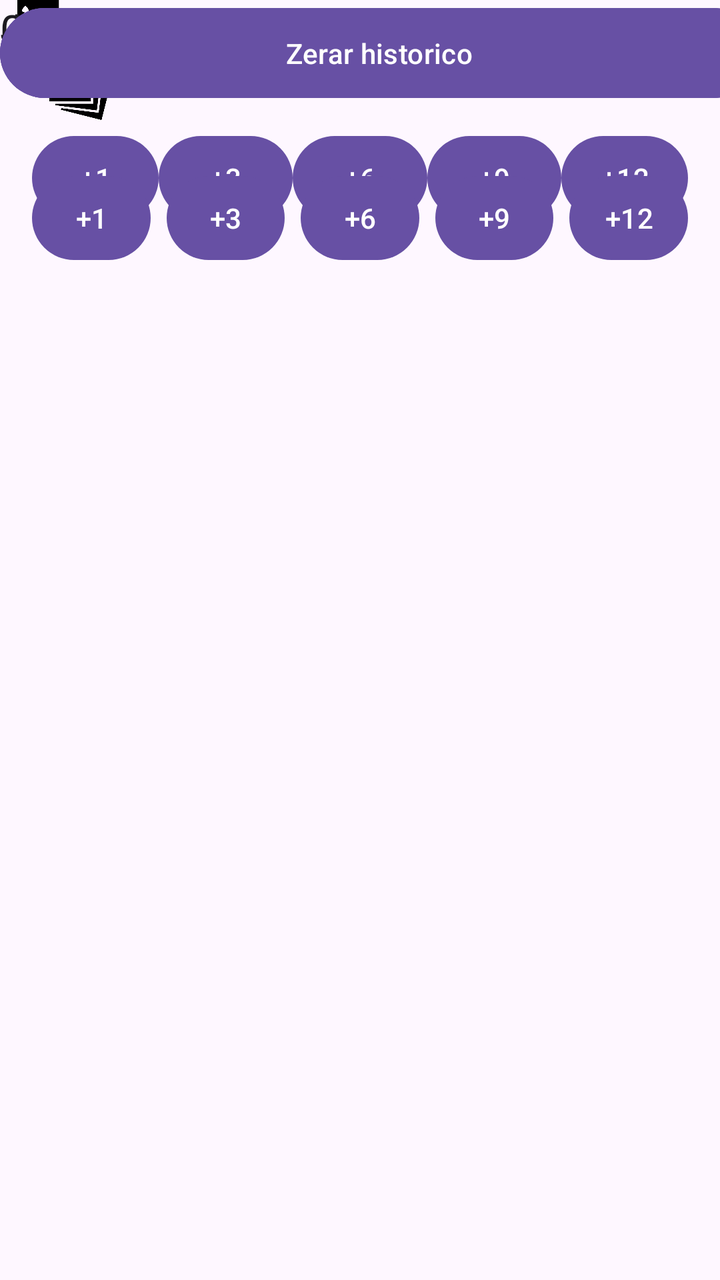
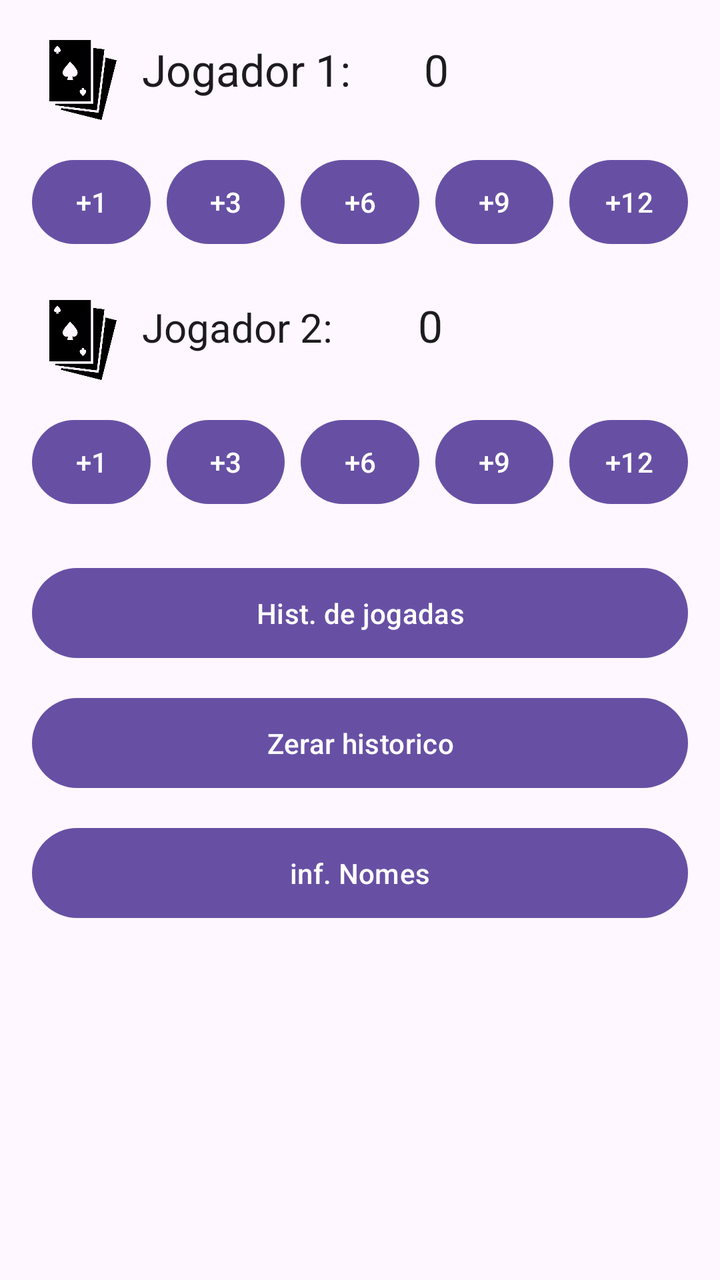

Before-and-after screenshots of an Android layout around one commit, followed by the original layout XML and the change that was made.
<!-- AndroidManifest.xml: application theme Theme.CatMarker -->
<!-- res/layout/activity_main.xml -->
<?xml version="1.0" encoding="utf-8"?>
<androidx.constraintlayout.widget.ConstraintLayout xmlns:android="http://schemas.android.com/apk/res/android"
    xmlns:app="http://schemas.android.com/apk/res-auto"
    xmlns:tools="http://schemas.android.com/tools"
    android:id="@+id/tvNomeJogadorUm"
    android:layout_width="match_parent"
    android:layout_height="match_parent"
    tools:context=".MainActivity">

    <Button
        android:id="@+id/btSeisPontos2"
        android:layout_width="0dp"
        android:layout_height="50dp"
        android:layout_marginStart="4dp"
        android:layout_marginTop="24dp"
        android:layout_marginEnd="4dp"
        android:maxLines="1"
        android:minWidth="0dp"
        android:paddingStart="2dp"
        android:paddingEnd="2dp"
        android:text="+6"
        app:layout_constraintEnd_toStartOf="@+id/btNovePontos"
        app:layout_constraintHorizontal_bias="0.0"
        app:layout_constraintStart_toEndOf="@+id/btTresPontos"
        app:layout_constraintTop_toBottomOf="@+id/ic_jogadorDois" />

    <Button
        android:id="@+id/btDozePontos2"
        android:layout_width="0dp"
        android:layout_height="50dp"
        android:layout_marginStart="4dp"
        android:layout_marginTop="24dp"
        android:layout_marginEnd="16dp"
        android:maxLines="1"
        android:minWidth="0dp"
        android:paddingStart="2dp"
        android:paddingEnd="2dp"
        android:text="+12"
        app:layout_constraintEnd_toEndOf="parent"
        app:layout_constraintHorizontal_bias="1.0"
        app:layout_constraintStart_toEndOf="@+id/btNovePontos"
        app:layout_constraintTop_toBottomOf="@+id/ic_jogadorDois" />

    <Button
        android:id="@+id/btNovePontos2"
        android:layout_width="0dp"
        android:layout_height="50dp"
        android:layout_marginStart="4dp"
        android:layout_marginTop="24dp"
        android:layout_marginEnd="4dp"
        android:maxLines="1"
        android:minWidth="0dp"
        android:paddingStart="2dp"
        android:paddingEnd="2dp"
        android:text="+9"
        app:layout_constraintEnd_toStartOf="@+id/btDozePontos"
        app:layout_constraintHorizontal_bias="0.0"
        app:layout_constraintStart_toEndOf="@+id/btSeisPontos"
        app:layout_constraintTop_toBottomOf="@+id/ic_jogadorDois" />

    <Button
        android:id="@+id/btUmPonto2"
        android:layout_width="0dp"
        android:layout_height="50dp"
        android:layout_marginStart="16dp"
        android:layout_marginTop="24dp"
        android:layout_marginEnd="4dp"
        android:maxLines="1"
        android:minWidth="0dp"
        android:paddingStart="2dp"
        android:paddingEnd="2dp"
        android:text="+1"
        app:layout_constraintEnd_toStartOf="@+id/btTresPontos"
        app:layout_constraintHorizontal_bias="0.0"
        app:layout_constraintHorizontal_chainStyle="spread"
        app:layout_constraintStart_toStartOf="parent"
        app:layout_constraintTop_toBottomOf="@+id/ic_jogadorDois" />

    <Button
        android:id="@+id/btTresPontos2"
        android:layout_width="0dp"
        android:layout_height="50dp"
        android:layout_marginStart="4dp"
        android:layout_marginTop="24dp"
        android:layout_marginEnd="4dp"
        android:maxLines="1"
        android:minWidth="0dp"
        android:paddingStart="2dp"
        android:paddingEnd="2dp"
        android:text="+3"
        app:layout_constraintEnd_toStartOf="@+id/btSeisPontos"
        app:layout_constraintHorizontal_bias="0.333"
        app:layout_constraintStart_toEndOf="@+id/btUmPonto"
        app:layout_constraintTop_toBottomOf="@+id/ic_jogadorDois" />

    <ImageView
        android:id="@+id/ic_jogadorUm"
        android:layout_width="51dp"
        android:layout_height="40dp"
        android:layout_marginStart="16dp"
        android:layout_marginTop="20dp"
        android:contentDescription="Logo jogador 1"
        app:layout_constraintStart_toStartOf="parent"
        app:layout_constraintTop_toTopOf="parent"
        app:srcCompat="@drawable/ic_jogadorum" />

    <TextView
        android:id="@+id/tvPontosJogador1"
        android:layout_width="32dp"
        android:layout_height="40dp"
        android:layout_marginStart="4dp"
        android:text="0"
        android:textAppearance="@style/TextAppearance.AppCompat.Large"
        app:layout_constraintStart_toEndOf="@+id/textView"
        tools:layout_editor_absoluteY="20dp" />

    <TextView
        android:id="@+id/textView"
        android:layout_width="137dp"
        android:layout_height="40dp"
        android:layout_marginStart="4dp"
        android:layout_marginTop="20dp"
        android:text="Jogador 1:"
        android:textAppearance="@style/TextAppearance.AppCompat.Large"
        app:layout_constraintStart_toEndOf="@+id/ic_jogadorUm"
        app:layout_constraintTop_toTopOf="parent" />

    <Button
        android:id="@+id/btUmPonto"
        android:layout_width="0dp"
        android:layout_height="50dp"
        android:layout_marginStart="16dp"
        android:layout_marginTop="24dp"
        android:layout_marginEnd="4dp"
        android:minWidth="0dp"
        android:paddingStart="2dp"
        android:paddingEnd="2dp"
        android:maxLines="1"
        android:text="+1"
        app:layout_constraintEnd_toStartOf="@+id/btTresPontos"
        app:layout_constraintHorizontal_chainStyle="spread"
        app:layout_constraintStart_toStartOf="parent"
        app:layout_constraintTop_toBottomOf="@+id/ic_jogadorUm" />

    <Button
        android:id="@+id/btTresPontos"
        android:layout_width="0dp"
        android:layout_height="50dp"
        android:layout_marginStart="4dp"
        android:layout_marginTop="24dp"
        android:layout_marginEnd="4dp"
        android:minWidth="0dp"
        android:paddingStart="2dp"
        android:paddingEnd="2dp"
        android:maxLines="1"
        android:text="+3"
        app:layout_constraintEnd_toStartOf="@+id/btSeisPontos"
        app:layout_constraintStart_toEndOf="@+id/btUmPonto"
        app:layout_constraintTop_toBottomOf="@+id/ic_jogadorUm" />

    <Button
        android:id="@+id/btSeisPontos"
        android:layout_width="0dp"
        android:layout_height="50dp"
        android:layout_marginStart="4dp"
        android:layout_marginTop="24dp"
        android:layout_marginEnd="4dp"
        android:minWidth="0dp"
        android:paddingStart="2dp"
        android:paddingEnd="2dp"
        android:maxLines="1"
        android:text="+6"
        app:layout_constraintEnd_toStartOf="@+id/btNovePontos"
        app:layout_constraintStart_toEndOf="@+id/btTresPontos"
        app:layout_constraintTop_toBottomOf="@+id/ic_jogadorUm" />

    <Button
        android:id="@+id/btNovePontos"
        android:layout_width="0dp"
        android:layout_height="50dp"
        android:layout_marginStart="4dp"
        android:layout_marginTop="24dp"
        android:layout_marginEnd="4dp"
        android:minWidth="0dp"
        android:paddingStart="2dp"
        android:paddingEnd="2dp"
        android:maxLines="1"
        android:text="+9"
        app:layout_constraintEnd_toStartOf="@+id/btDozePontos"
        app:layout_constraintStart_toEndOf="@+id/btSeisPontos"
        app:layout_constraintTop_toBottomOf="@+id/ic_jogadorUm" />

    <Button
        android:id="@+id/btDozePontos"
        android:layout_width="0dp"
        android:layout_height="50dp"
        android:layout_marginStart="4dp"
        android:layout_marginTop="24dp"
        android:layout_marginEnd="16dp"
        android:minWidth="0dp"
        android:paddingStart="2dp"
        android:paddingEnd="2dp"
        android:maxLines="1"
        android:text="+12"
        app:layout_constraintEnd_toEndOf="parent"
        app:layout_constraintStart_toEndOf="@+id/btNovePontos"
        app:layout_constraintTop_toBottomOf="@+id/ic_jogadorUm" />

    <ImageView
        android:id="@+id/ic_jogadorDois"
        android:layout_width="51dp"
        android:layout_height="40dp"
        app:srcCompat="@drawable/ic_jogadorum"
        tools:layout_editor_absoluteX="16dp"
        tools:layout_editor_absoluteY="168dp" />

    <TextView
        android:id="@+id/tvJogadorDois"
        android:layout_width="134dp"
        android:layout_height="40dp"
        android:text="Jogador 2:"
        android:textAppearance="@style/TextAppearance.AppCompat.Large"
        android:textSize="20sp"
        tools:layout_editor_absoluteX="69dp"
        tools:layout_editor_absoluteY="168dp" />

    <TextView
        android:id="@+id/tvPontosJogador2"
        android:layout_width="32dp"
        android:layout_height="40dp"
        android:text="0"
        android:textAppearance="@style/TextAppearance.AppCompat.Large"
        tools:layout_editor_absoluteX="208dp"
        tools:layout_editor_absoluteY="168dp" />

    <Button
        android:id="@+id/btJogadas"
        android:layout_width="379dp"
        android:layout_height="53dp"
        android:text="Hist. de jogadas"
        tools:layout_editor_absoluteX="16dp"
        tools:layout_editor_absoluteY="351dp" />

    <Button
        android:id="@+id/btZerarHistorico"
        android:layout_width="379dp"
        android:layout_height="53dp"
        android:text="inf. Nomes"
        tools:layout_editor_absoluteX="16dp"
        tools:layout_editor_absoluteY="501dp" />

    <Button
        android:id="@+id/btZerarHistorico2"
        android:layout_width="379dp"
        android:layout_height="53dp"
        android:text="Zerar historico"
        tools:layout_editor_absoluteX="16dp"
        tools:layout_editor_absoluteY="423dp" />


</androidx.constraintlayout.widget.ConstraintLayout>
<!-- resources referenced by this layout -->
<resources>
  <!-- drawable ic_jogadorum: png bitmap (drawable, 12488 bytes) -->
  <style name="Theme.CatMarker" parent="Base.Theme.CatMarker" />
  <style name="Base.Theme.CatMarker" parent="Theme.Material3.DayNight.NoActionBar">
          
          
      </style>
</resources>

<!-- the commit's change to res/layout/activity_main.xml (unified diff, before → after) -->
@@ -7,92 +7,6 @@
     android:layout_height="match_parent"
     tools:context=".MainActivity">
 
-    <Button
-        android:id="@+id/btSeisPontos2"
-        android:layout_width="0dp"
-        android:layout_height="50dp"
-        android:layout_marginStart="4dp"
-        android:layout_marginTop="24dp"
-        android:layout_marginEnd="4dp"
-        android:maxLines="1"
-        android:minWidth="0dp"
-        android:paddingStart="2dp"
-        android:paddingEnd="2dp"
-        android:text="+6"
-        app:layout_constraintEnd_toStartOf="@+id/btNovePontos"
-        app:layout_constraintHorizontal_bias="0.0"
-        app:layout_constraintStart_toEndOf="@+id/btTresPontos"
-        app:layout_constraintTop_toBottomOf="@+id/ic_jogadorDois" />
-
-    <Button
-        android:id="@+id/btDozePontos2"
-        android:layout_width="0dp"
-        android:layout_height="50dp"
-        android:layout_marginStart="4dp"
-        android:layout_marginTop="24dp"
-        android:layout_marginEnd="16dp"
-        android:maxLines="1"
-        android:minWidth="0dp"
-        android:paddingStart="2dp"
-        android:paddingEnd="2dp"
-        android:text="+12"
-        app:layout_constraintEnd_toEndOf="parent"
-        app:layout_constraintHorizontal_bias="1.0"
-        app:layout_constraintStart_toEndOf="@+id/btNovePontos"
-        app:layout_constraintTop_toBottomOf="@+id/ic_jogadorDois" />
-
-    <Button
-        android:id="@+id/btNovePontos2"
-        android:layout_width="0dp"
-        android:layout_height="50dp"
-        android:layout_marginStart="4dp"
-        android:layout_marginTop="24dp"
-        android:layout_marginEnd="4dp"
-        android:maxLines="1"
-        android:minWidth="0dp"
-        android:paddingStart="2dp"
-        android:paddingEnd="2dp"
-        android:text="+9"
-        app:layout_constraintEnd_toStartOf="@+id/btDozePontos"
-        app:layout_constraintHorizontal_bias="0.0"
-        app:layout_constraintStart_toEndOf="@+id/btSeisPontos"
-        app:layout_constraintTop_toBottomOf="@+id/ic_jogadorDois" />
-
-    <Button
-        android:id="@+id/btUmPonto2"
-        android:layout_width="0dp"
-        android:layout_height="50dp"
-        android:layout_marginStart="16dp"
-        android:layout_marginTop="24dp"
-        android:layout_marginEnd="4dp"
-        android:maxLines="1"
-        android:minWidth="0dp"
-        android:paddingStart="2dp"
-        android:paddingEnd="2dp"
-        android:text="+1"
-        app:layout_constraintEnd_toStartOf="@+id/btTresPontos"
-        app:layout_constraintHorizontal_bias="0.0"
-        app:layout_constraintHorizontal_chainStyle="spread"
-        app:layout_constraintStart_toStartOf="parent"
-        app:layout_constraintTop_toBottomOf="@+id/ic_jogadorDois" />
-
-    <Button
-        android:id="@+id/btTresPontos2"
-        android:layout_width="0dp"
-        android:layout_height="50dp"
-        android:layout_marginStart="4dp"
-        android:layout_marginTop="24dp"
-        android:layout_marginEnd="4dp"
-        android:maxLines="1"
-        android:minWidth="0dp"
-        android:paddingStart="2dp"
-        android:paddingEnd="2dp"
-        android:text="+3"
-        app:layout_constraintEnd_toStartOf="@+id/btSeisPontos"
-        app:layout_constraintHorizontal_bias="0.333"
-        app:layout_constraintStart_toEndOf="@+id/btUmPonto"
-        app:layout_constraintTop_toBottomOf="@+id/ic_jogadorDois" />
-
     <ImageView
         android:id="@+id/ic_jogadorUm"
         android:layout_width="51dp"
@@ -105,37 +19,37 @@
         app:srcCompat="@drawable/ic_jogadorum" />
 
     <TextView
+        android:id="@+id/textView"
+        android:layout_width="137dp"
+        android:layout_height="40dp"
+        android:layout_marginStart="4dp"
+        android:layout_marginTop="20dp"
+        android:text="Jogador 1:"
+        android:textAppearance="@style/TextAppearance.AppCompat.Large"
+        app:layout_constraintStart_toEndOf="@+id/ic_jogadorUm"
+        app:layout_constraintTop_toTopOf="parent" />
+
+    <TextView
         android:id="@+id/tvPontosJogador1"
         android:layout_width="32dp"
         android:layout_height="40dp"
         android:layout_marginStart="4dp"
         android:text="0"
         android:textAppearance="@style/TextAppearance.AppCompat.Large"
-        app:layout_constraintStart_toEndOf="@+id/textView"
-        tools:layout_editor_absoluteY="20dp" />
-
-    <TextView
-        android:id="@+id/textView"
-        android:layout_width="137dp"
-        android:layout_height="40dp"
-        android:layout_marginStart="4dp"
-        android:layout_marginTop="20dp"
-        android:text="Jogador 1:"
-        android:textAppearance="@style/TextAppearance.AppCompat.Large"
-        app:layout_constraintStart_toEndOf="@+id/ic_jogadorUm"
-        app:layout_constraintTop_toTopOf="parent" />
+        app:layout_constraintBaseline_toBaselineOf="@+id/textView"
+        app:layout_constraintStart_toEndOf="@+id/textView" />
 
     <Button
         android:id="@+id/btUmPonto"
         android:layout_width="0dp"
         android:layout_height="50dp"
         android:layout_marginStart="16dp"
-        android:layout_marginTop="24dp"
-        android:layout_marginEnd="4dp"
-        android:minWidth="0dp"
-        android:paddingStart="2dp"
-        android:paddingEnd="2dp"
-        android:maxLines="1"
+        android:layout_marginTop="16dp"
+        android:layout_marginEnd="4dp"
+        android:maxLines="1"
+        android:minWidth="0dp"
+        android:paddingStart="2dp"
+        android:paddingEnd="2dp"
         android:text="+1"
         app:layout_constraintEnd_toStartOf="@+id/btTresPontos"
         app:layout_constraintHorizontal_chainStyle="spread"
@@ -147,12 +61,12 @@
         android:layout_width="0dp"
         android:layout_height="50dp"
         android:layout_marginStart="4dp"
-        android:layout_marginTop="24dp"
-        android:layout_marginEnd="4dp"
-        android:minWidth="0dp"
-        android:paddingStart="2dp"
-        android:paddingEnd="2dp"
-        android:maxLines="1"
+        android:layout_marginTop="16dp"
+        android:layout_marginEnd="4dp"
+        android:maxLines="1"
+        android:minWidth="0dp"
+        android:paddingStart="2dp"
+        android:paddingEnd="2dp"
         android:text="+3"
         app:layout_constraintEnd_toStartOf="@+id/btSeisPontos"
         app:layout_constraintStart_toEndOf="@+id/btUmPonto"
@@ -163,12 +77,12 @@
         android:layout_width="0dp"
         android:layout_height="50dp"
         android:layout_marginStart="4dp"
-        android:layout_marginTop="24dp"
-        android:layout_marginEnd="4dp"
-        android:minWidth="0dp"
-        android:paddingStart="2dp"
-        android:paddingEnd="2dp"
-        android:maxLines="1"
+        android:layout_marginTop="16dp"
+        android:layout_marginEnd="4dp"
+        android:maxLines="1"
+        android:minWidth="0dp"
+        android:paddingStart="2dp"
+        android:paddingEnd="2dp"
         android:text="+6"
         app:layout_constraintEnd_toStartOf="@+id/btNovePontos"
         app:layout_constraintStart_toEndOf="@+id/btTresPontos"
@@ -179,12 +93,12 @@
         android:layout_width="0dp"
         android:layout_height="50dp"
         android:layout_marginStart="4dp"
-        android:layout_marginTop="24dp"
-        android:layout_marginEnd="4dp"
-        android:minWidth="0dp"
-        android:paddingStart="2dp"
-        android:paddingEnd="2dp"
-        android:maxLines="1"
+        android:layout_marginTop="16dp"
+        android:layout_marginEnd="4dp"
+        android:maxLines="1"
+        android:minWidth="0dp"
+        android:paddingStart="2dp"
+        android:paddingEnd="2dp"
         android:text="+9"
         app:layout_constraintEnd_toStartOf="@+id/btDozePontos"
         app:layout_constraintStart_toEndOf="@+id/btSeisPontos"
@@ -195,12 +109,12 @@
         android:layout_width="0dp"
         android:layout_height="50dp"
         android:layout_marginStart="4dp"
-        android:layout_marginTop="24dp"
-        android:layout_marginEnd="16dp"
-        android:minWidth="0dp"
-        android:paddingStart="2dp"
-        android:paddingEnd="2dp"
-        android:maxLines="1"
+        android:layout_marginTop="16dp"
+        android:layout_marginEnd="16dp"
+        android:maxLines="1"
+        android:minWidth="0dp"
+        android:paddingStart="2dp"
+        android:paddingEnd="2dp"
         android:text="+12"
         app:layout_constraintEnd_toEndOf="parent"
         app:layout_constraintStart_toEndOf="@+id/btNovePontos"
@@ -210,52 +124,151 @@
         android:id="@+id/ic_jogadorDois"
         android:layout_width="51dp"
         android:layout_height="40dp"
-        app:srcCompat="@drawable/ic_jogadorum"
-        tools:layout_editor_absoluteX="16dp"
-        tools:layout_editor_absoluteY="168dp" />
+        android:layout_marginStart="16dp"
+        android:layout_marginTop="24dp"
+        android:contentDescription="Logo jogador 2"
+        app:layout_constraintStart_toStartOf="parent"
+        app:layout_constraintTop_toBottomOf="@+id/btDozePontos"
+        app:srcCompat="@drawable/ic_jogadorum" />
 
     <TextView
         android:id="@+id/tvJogadorDois"
         android:layout_width="134dp"
         android:layout_height="40dp"
+        android:layout_marginStart="4dp"
+        android:layout_marginTop="24dp"
         android:text="Jogador 2:"
         android:textAppearance="@style/TextAppearance.AppCompat.Large"
         android:textSize="20sp"
-        tools:layout_editor_absoluteX="69dp"
-        tools:layout_editor_absoluteY="168dp" />
+        app:layout_constraintStart_toEndOf="@+id/ic_jogadorDois"
+        app:layout_constraintTop_toBottomOf="@+id/btDozePontos" />
 
     <TextView
         android:id="@+id/tvPontosJogador2"
         android:layout_width="32dp"
         android:layout_height="40dp"
+        android:layout_marginStart="4dp"
+        android:layout_marginTop="24dp"
         android:text="0"
         android:textAppearance="@style/TextAppearance.AppCompat.Large"
-        tools:layout_editor_absoluteX="208dp"
-        tools:layout_editor_absoluteY="168dp" />
+        app:layout_constraintBaseline_toBaselineOf="@+id/tvJogadorDois"
+        app:layout_constraintStart_toEndOf="@+id/tvJogadorDois" />
+
+    <Button
+        android:id="@+id/btUmPonto2"
+        android:layout_width="0dp"
+        android:layout_height="50dp"
+        android:layout_marginStart="16dp"
+        android:layout_marginTop="16dp"
+        android:layout_marginEnd="4dp"
+        android:maxLines="1"
+        android:minWidth="0dp"
+        android:paddingStart="2dp"
+        android:paddingEnd="2dp"
+        android:text="+1"
+        app:layout_constraintEnd_toStartOf="@+id/btTresPontos2"
+        app:layout_constraintHorizontal_chainStyle="spread"
+        app:layout_constraintStart_toStartOf="parent"
+        app:layout_constraintTop_toBottomOf="@+id/ic_jogadorDois" />
+
+    <Button
+        android:id="@+id/btTresPontos2"
+        android:layout_width="0dp"
+        android:layout_height="50dp"
+        android:layout_marginStart="4dp"
+        android:layout_marginTop="16dp"
+        android:layout_marginEnd="4dp"
+        android:maxLines="1"
+        android:minWidth="0dp"
+        android:paddingStart="2dp"
+        android:paddingEnd="2dp"
+        android:text="+3"
+        app:layout_constraintEnd_toStartOf="@+id/btSeisPontos2"
+        app:layout_constraintStart_toEndOf="@+id/btUmPonto2"
+        app:layout_constraintTop_toBottomOf="@+id/ic_jogadorDois" />
+
+    <Button
+        android:id="@+id/btSeisPontos2"
+        android:layout_width="0dp"
+        android:layout_height="50dp"
+        android:layout_marginStart="4dp"
+        android:layout_marginTop="16dp"
+        android:layout_marginEnd="4dp"
+        android:maxLines="1"
+        android:minWidth="0dp"
+        android:paddingStart="2dp"
+        android:paddingEnd="2dp"
+        android:text="+6"
+        app:layout_constraintEnd_toStartOf="@+id/btNovePontos2"
+        app:layout_constraintStart_toEndOf="@+id/btTresPontos2"
+        app:layout_constraintTop_toBottomOf="@+id/ic_jogadorDois" />
+
+    <Button
+        android:id="@+id/btNovePontos2"
+        android:layout_width="0dp"
+        android:layout_height="50dp"
+        android:layout_marginStart="4dp"
+        android:layout_marginTop="16dp"
+        android:layout_marginEnd="4dp"
+        android:maxLines="1"
+        android:minWidth="0dp"
+        android:paddingStart="2dp"
+        android:paddingEnd="2dp"
+        android:text="+9"
+        app:layout_constraintEnd_toStartOf="@+id/btDozePontos2"
+        app:layout_constraintStart_toEndOf="@+id/btSeisPontos2"
+        app:layout_constraintTop_toBottomOf="@+id/ic_jogadorDois" />
+
+    <Button
+        android:id="@+id/btDozePontos2"
+        android:layout_width="0dp"
+        android:layout_height="50dp"
+        android:layout_marginStart="4dp"
+        android:layout_marginTop="16dp"
+        android:layout_marginEnd="16dp"
+        android:maxLines="1"
+        android:minWidth="0dp"
+        android:paddingStart="2dp"
+        android:paddingEnd="2dp"
+        android:text="+12"
+        app:layout_constraintEnd_toEndOf="parent"
+        app:layout_constraintStart_toEndOf="@+id/btNovePontos2"
+        app:layout_constraintTop_toBottomOf="@+id/ic_jogadorDois" />
 
     <Button
         android:id="@+id/btJogadas"
-        android:layout_width="379dp"
+        android:layout_width="0dp"
         android:layout_height="53dp"
+        android:layout_marginStart="16dp"
+        android:layout_marginTop="24dp"
+        android:layout_marginEnd="16dp"
         android:text="Hist. de jogadas"
-        tools:layout_editor_absoluteX="16dp"
-        tools:layout_editor_absoluteY="351dp" />
+        app:layout_constraintEnd_toEndOf="parent"
+        app:layout_constraintStart_toStartOf="parent"
+        app:layout_constraintTop_toBottomOf="@+id/btDozePontos2" />
+
+    <Button
+        android:id="@+id/btZerarHistorico2"
+        android:layout_width="0dp"
+        android:layout_height="53dp"
+        android:layout_marginStart="16dp"
+        android:layout_marginTop="12dp"
+        android:layout_marginEnd="16dp"
+        android:text="Zerar historico"
+        app:layout_constraintEnd_toEndOf="parent"
+        app:layout_constraintStart_toStartOf="parent"
+        app:layout_constraintTop_toBottomOf="@+id/btJogadas" />
 
     <Button
         android:id="@+id/btZerarHistorico"
-        android:layout_width="379dp"
+        android:layout_width="0dp"
         android:layout_height="53dp"
+        android:layout_marginStart="16dp"
+        android:layout_marginTop="12dp"
+        android:layout_marginEnd="16dp"
         android:text="inf. Nomes"
-        tools:layout_editor_absoluteX="16dp"
-        tools:layout_editor_absoluteY="501dp" />
-
-    <Button
-        android:id="@+id/btZerarHistorico2"
-        android:layout_width="379dp"
-        android:layout_height="53dp"
-        android:text="Zerar historico"
-        tools:layout_editor_absoluteX="16dp"
-        tools:layout_editor_absoluteY="423dp" />
-
+        app:layout_constraintEnd_toEndOf="parent"
+        app:layout_constraintStart_toStartOf="parent"
+        app:layout_constraintTop_toBottomOf="@+id/btZerarHistorico2" />
 
 </androidx.constraintlayout.widget.ConstraintLayout>
